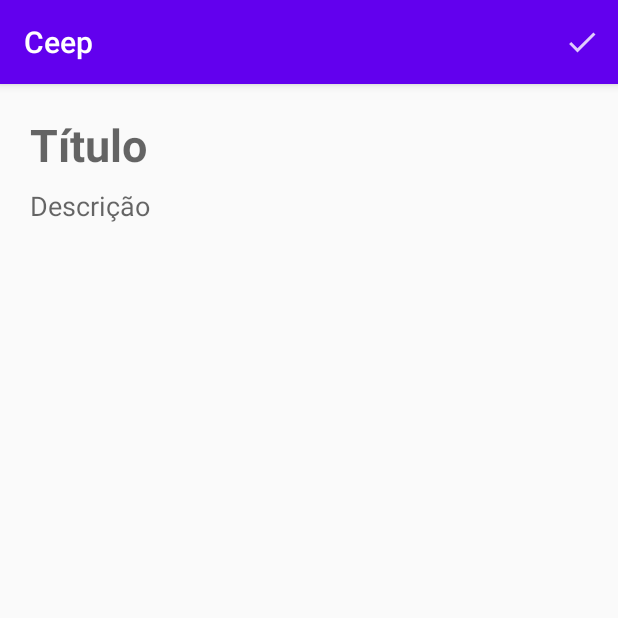
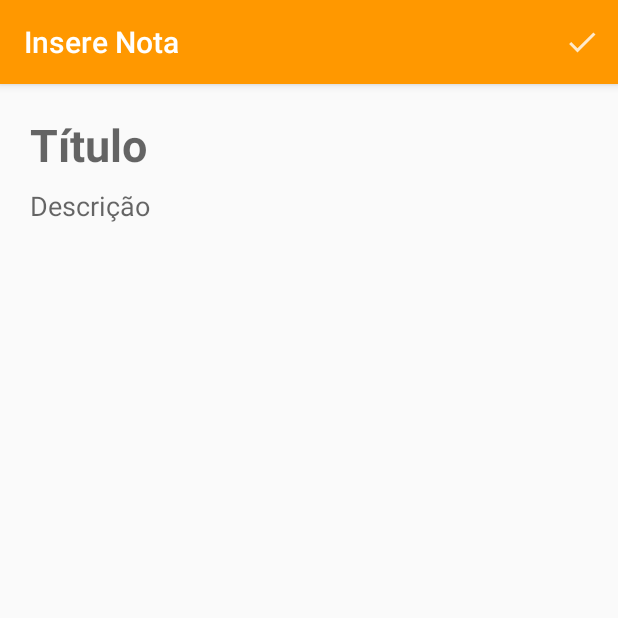
Before and after one commit to ThaisRMBatista/CeepAndroid, an Android app: the FormularioNotaActivity screen opened directly, with no data from a screen before it, on a phone screen of 412 x 824 dp, the top half of it. Run offline under Robolectric (Android 15) with nearby library versions, the phone set to English and light mode, and no system bars.

Commit message:
final commit

```diff
--- a/app/src/main/java/com/thais/ceep/ui/activity/FormularioNotaActivity.java
+++ b/app/src/main/java/com/thais/ceep/ui/activity/FormularioNotaActivity.java
@@ -1,10 +1,11 @@
 package com.thais.ceep.ui.activity;
 
+import android.app.Activity;
 import android.content.Intent;
 import android.os.Bundle;
 import android.view.Menu;
 import android.view.MenuItem;
-import android.widget.EditText;
+import android.widget.TextView;
 
 import androidx.annotation.NonNull;
 import androidx.appcompat.app.AppCompatActivity;
@@ -13,14 +14,41 @@ import com.thais.ceep.R;
 import com.thais.ceep.model.Nota;
 
 import static com.thais.ceep.ui.activity.NotaActivityConstantes.CHAVE_NOTA;
-import static com.thais.ceep.ui.activity.NotaActivityConstantes.CODIGO_RESULTADO_NOTA_CRIADA;
+import static com.thais.ceep.ui.activity.NotaActivityConstantes.CHAVE_POSICAO;
+import static com.thais.ceep.ui.activity.NotaActivityConstantes.POSICAO_INVALIDA;
 
 public class FormularioNotaActivity extends AppCompatActivity {
+
+    public static final String TITULO_APP_BAR_INSERE = "Insere Nota";
+    public static final String TITULO_APP_BAR_ALTERA = "Altera Nota";
+    private int posicaoRecebida = POSICAO_INVALIDA;
+    private TextView titulo;
+    private TextView descricao;
 
     @Override
     protected void onCreate(Bundle savedInstanceState) {
         super.onCreate(savedInstanceState);
         setContentView(R.layout.activity_formulario_nota);
+        setTitle(TITULO_APP_BAR_INSERE);
+        inicializaCampos();
+
+        Intent dadosRecebidos = getIntent();
+        if (dadosRecebidos.hasExtra(CHAVE_NOTA)) {
+            setTitle(TITULO_APP_BAR_ALTERA);
+            Nota notaRecebida = (Nota) dadosRecebidos.getSerializableExtra(CHAVE_NOTA);
+            posicaoRecebida = dadosRecebidos.getIntExtra(CHAVE_POSICAO, POSICAO_INVALIDA);
+            preencheCampos(notaRecebida);
+        }
+    }
+
+    private void preencheCampos(Nota nota) {
+        titulo.setText(nota.getTitulo());
+        descricao.setText(nota.getDescricao());
+    }
+
+    private void inicializaCampos() {
+        titulo = findViewById(R.id.formulario_nota_titulo);
+        descricao = findViewById(R.id.formulario_nota_descricao);
     }
 
     @Override
@@ -42,12 +70,11 @@ public class FormularioNotaActivity extends AppCompatActivity {
     private void retornaNota(Nota nota) {
         Intent resultadoInsercao = new Intent();
         resultadoInsercao.putExtra(CHAVE_NOTA, nota);
-        setResult(CODIGO_RESULTADO_NOTA_CRIADA, resultadoInsercao);
+        resultadoInsercao.putExtra(CHAVE_POSICAO, posicaoRecebida);
+        setResult(Activity.RESULT_OK, resultadoInsercao);
     }
 
     private Nota criaNota() {
-        EditText titulo = findViewById(R.id.formulario_nota_titulo);
-        EditText descricao = findViewById(R.id.formulario_nota_descricao);
         return new Nota(titulo.getText().toString(), descricao.getText().toString());
     }
 
--- a/app/src/main/java/com/thais/ceep/ui/activity/NotaActivityConstantes.java
+++ b/app/src/main/java/com/thais/ceep/ui/activity/NotaActivityConstantes.java
@@ -2,6 +2,8 @@ package com.thais.ceep.ui.activity;
 
 public interface NotaActivityConstantes {
     String CHAVE_NOTA = "nota";
+    String CHAVE_POSICAO = "posicao";
+    int POSICAO_INVALIDA = -1;
     int CODIGO_REQUISICAO_INSERE_NOTA = 1;
-    int CODIGO_RESULTADO_NOTA_CRIADA = 2;
+    int CODIGO_REQUISICAO_ALTERA_NOTA = 2;
 }
--- a/app/src/main/res/values-night/themes.xml
+++ b/app/src/main/res/values-night/themes.xml
@@ -1,10 +1,10 @@
-<resources xmlns:tools="http://schemas.android.com/tools">
+<resources >
     <!-- Base application theme. -->
     <style name="Theme.Ceep" parent="Theme.AppCompat.Light.DarkActionBar">
         <!-- Primary brand color. -->
-        <item name="colorPrimary">@color/purple_200</item>
-        <item name="colorPrimaryDark">@color/purple_700</item>
-        <item name="colorAccent">@color/teal_200</item>
+        <item name="colorPrimary">@color/colorPrimary</item>
+        <item name="colorPrimaryDark">@color/colorPrimaryDark</item>
+        <item name="colorAccent">@color/colorPrimaryDark</item>
         <!-- Customize your theme here. -->
     </style>
 </resources>
--- a/app/src/main/res/values/colors.xml
+++ b/app/src/main/res/values/colors.xml
@@ -1,8 +1,8 @@
 <?xml version="1.0" encoding="utf-8"?>
 <resources>
-    <color name="purple_200">#FFBB86FC</color>
-    <color name="purple_500">#FF6200EE</color>
-    <color name="purple_700">#FF3700B3</color>
+    <color name="colorPrimary">#FF9800</color>
+    <color name="colorPrimaryDark">#c66900</color>
+    <color name="colorAccent">#000000</color>
     <color name="teal_200">#FF03DAC5</color>
     <color name="teal_700">#FF018786</color>
     <color name="black">#FF000000</color>
--- a/app/src/main/res/values/themes.xml
+++ b/app/src/main/res/values/themes.xml
@@ -1,10 +1,10 @@
-<resources xmlns:tools="http://schemas.android.com/tools">
+<resources>
     <!-- Base application theme. -->
     <style name="Theme.Ceep" parent="Theme.AppCompat.Light.DarkActionBar">
         <!-- Primary brand color. -->
-        <item name="colorPrimary">@color/purple_500</item>
-        <item name="colorPrimaryDark">@color/purple_700</item>
-        <item name="colorAccent">@color/teal_200</item>
+        <item name="colorPrimary">@color/colorPrimary</item>
+        <item name="colorPrimaryDark">@color/colorPrimaryDark</item>
+        <item name="colorAccent">@color/colorPrimaryDark</item>
         <!-- Customize your theme here. -->
     </style>
 </resources>
```
Also changed, not shown: app/src/main/java/com/thais/ceep/ui/activity/ListaNotasActivity.java (+65 -15 lines), app/src/main/java/com/thais/ceep/ui/recyclerview/adapter/ListaNotaAdapter.java (+27 -1 lines), app/src/main/java/com/thais/ceep/ui/recyclerview/adapter/listener/OnItemClickListener.java (added, +7 -0 lines), app/src/main/java/com/thais/ceep/ui/recyclerview/helper/callback/NotaItemTouchHelperCallback.java (added, +49 -0 lines).
